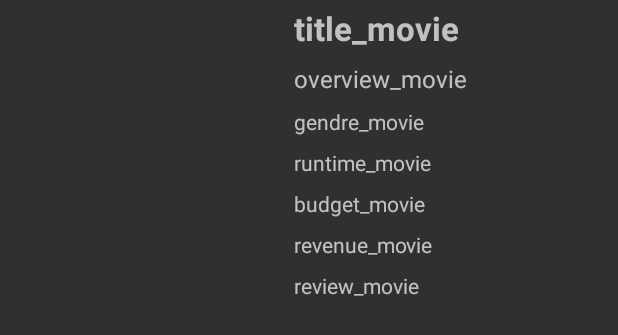
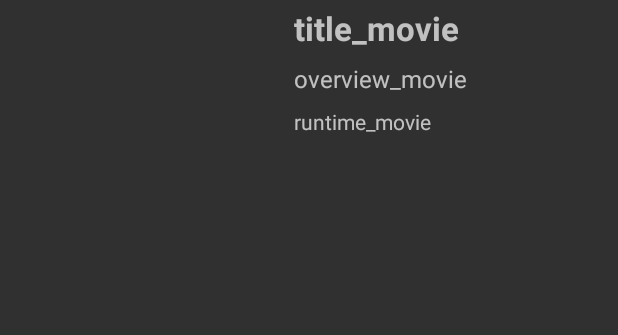
Before and after one commit to Achmadsetiawann/Submission_MovieCatalogue_Part-1, an Android app: the layout detail_film.xml on its own in the app's theme, with its tools: preview values and no code run, on a phone screen of 412 x 824 dp. Shown: the top 335 px of the screen. Run offline under Robolectric (Android 15) with nearby library versions, the phone set to English and light mode, and no system bars.

```diff
--- a/app/src/main/java/com/example/submissionmoviecatalogue/MovieParcelable.java
+++ b/app/src/main/java/com/example/submissionmoviecatalogue/MovieParcelable.java
@@ -2,6 +2,7 @@ package com.example.submissionmoviecatalogue;
 
 import android.os.Parcel;
 import android.os.Parcelable;
+
 
 public class MovieParcelable implements Parcelable {
 
@@ -85,7 +86,7 @@ public class MovieParcelable implements Parcelable {
         this.review_movie = review_movie;
     }
 
-    /* Fungsi Android Parceable Data */
+    /* Fungsi Android Parcelable Data */
 
     @Override
     public int describeContents() {
--- a/app/src/main/res/layout/detail_film.xml
+++ b/app/src/main/res/layout/detail_film.xml
@@ -10,7 +10,7 @@
     <ImageView
         android:id="@+id/img_movie"
         android:layout_width="190dp"
-        android:layout_height="305dp"
+        android:layout_height="200dp"
         android:scaleType="fitXY"
         android:layout_marginTop="7dp"
         />
@@ -43,7 +43,7 @@
         />
 
     <TextView
-        android:id="@+id/gendre_movie"
+        android:id="@+id/runtime_movie"
         android:layout_width="wrap_content"
         android:layout_height="wrap_content"
         android:layout_marginStart="@dimen/listview_film_margin"
@@ -51,65 +51,9 @@
         android:layout_below="@id/overview_movie"
         android:layout_marginTop="@dimen/listview_margin_top"
         android:layout_marginBottom="@dimen/listview_margin_bottom"
-        android:text="@string/gendre_movie"
-        android:textSize="@dimen/normal_text"
-        android:maxLines="3"
-        />
-
-    <TextView
-        android:id="@+id/runtime_movie"
-        android:layout_width="wrap_content"
-        android:layout_height="wrap_content"
-        android:layout_marginStart="@dimen/listview_film_margin"
-        android:layout_toEndOf="@+id/img_movie"
-        android:layout_below="@id/gendre_movie"
-        android:layout_marginTop="@dimen/listview_margin_top"
-        android:layout_marginBottom="@dimen/listview_margin_bottom"
         android:text="@string/runtime_movie"
         android:textSize="@dimen/normal_text"
         android:maxLines="3"
         />
 
-    <TextView
-        android:id="@+id/budget_movie"
-        android:layout_width="wrap_content"
-        android:layout_height="wrap_content"
-        android:layout_marginStart="@dimen/listview_film_margin"
-        android:layout_toEndOf="@+id/img_movie"
-        android:layout_below="@id/runtime_movie"
-        android:layout_marginTop="@dimen/listview_margin_top"
-        android:layout_marginBottom="@dimen/listview_margin_bottom"
-        android:text="@string/budget_movie"
-        android:textSize="@dimen/normal_text"
-        android:maxLines="3"
-        />
-
-    <TextView
-        android:id="@+id/revenue_movie"
-        android:layout_width="wrap_content"
-        android:layout_height="wrap_content"
-        android:layout_marginStart="@dimen/listview_film_margin"
-        android:layout_toEndOf="@+id/img_movie"
-        android:layout_below="@id/budget_movie"
-        android:layout_marginTop="@dimen/listview_margin_top"
-        android:layout_marginBottom="@dimen/listview_margin_bottom"
-        android:text="@string/revenue_movie"
-        android:textSize="@dimen/normal_text"
-        android:maxLines="3"
-        />
-
-    <TextView
-        android:id="@+id/review_movie"
-        android:layout_width="wrap_content"
-        android:layout_height="wrap_content"
-        android:layout_marginStart="@dimen/listview_film_margin"
-        android:layout_toEndOf="@+id/img_movie"
-        android:layout_below="@id/revenue_movie"
-        android:layout_marginTop="@dimen/listview_margin_top"
-        android:layout_marginBottom="@dimen/listview_margin_bottom"
-        android:text="@string/review_movie"
-        android:textSize="@dimen/normal_text"
-        android:maxLines="3"
-        />
-
 </RelativeLayout >
```
Also changed, not shown: app/src/main/java/com/example/submissionmoviecatalogue/DetailMovie.java (+20 -10 lines), app/src/main/java/com/example/submissionmoviecatalogue/MainActivity.java (+10 -2 lines), app/src/main/java/com/example/submissionmoviecatalogue/MovieParcelableAdapter.java (+2 -12 lines), app/src/main/res/layout/detail_list_film.xml (deleted, +0 -115 lines).
